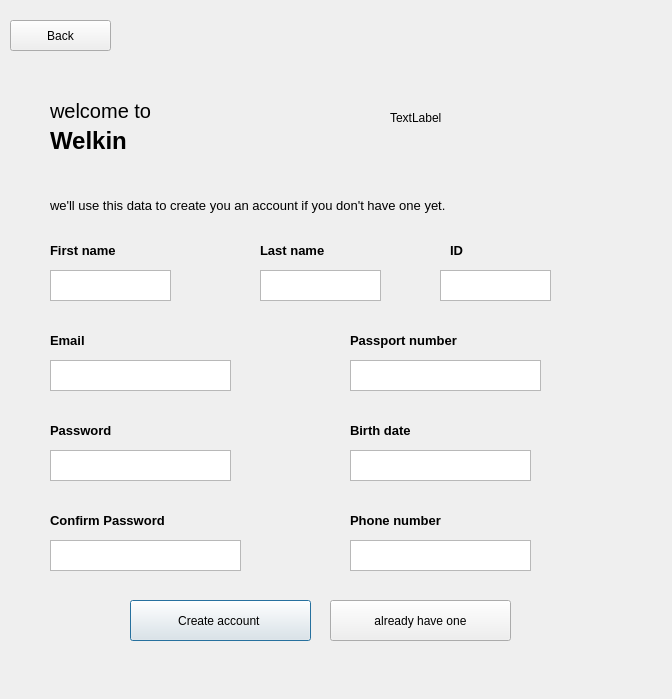
Before: the Qt Designer form createaccount.ui in Abdelrahman-Shorim/FlightApp, drawn with Qt 5.
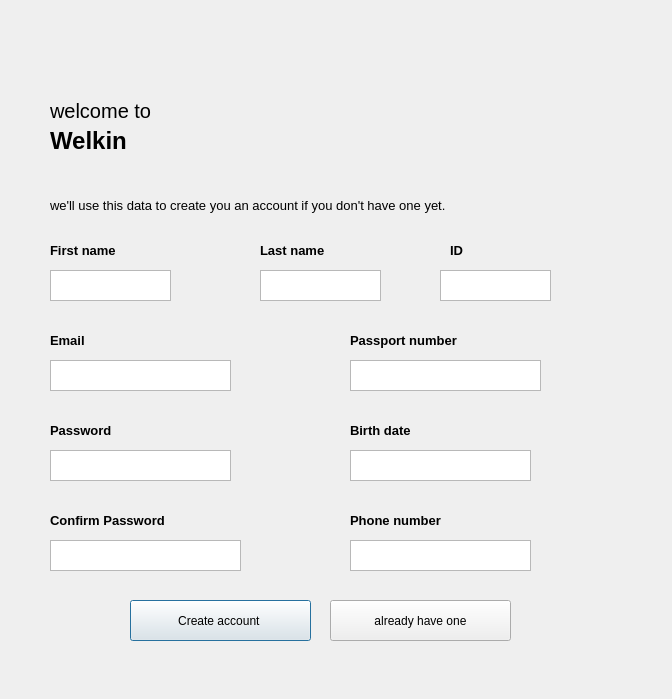
After: the same form once the commit is applied.

```diff
--- a/createaccount.ui
+++ b/createaccount.ui
@@ -175,24 +175,6 @@
     <string>already have one</string>
    </property>
   </widget>
-  <widget class="QPushButton" name="pushButton_3">
-   <property name="geometry">
-    <rect>
-     <x>10</x>
-     <y>20</y>
-     <width>101</width>
-     <height>31</height>
-    </rect>
-   </property>
-   <property name="font">
-    <font>
-     <pointsize>9</pointsize>
-    </font>
-   </property>
-   <property name="text">
-    <string>Back</string>
-   </property>
-  </widget>
   <widget class="QLabel" name="label_8">
    <property name="geometry">
     <rect>
@@ -268,19 +250,6 @@
     </rect>
    </property>
   </widget>
-  <widget class="QLabel" name="label_13">
-   <property name="geometry">
-    <rect>
-     <x>390</x>
-     <y>110</y>
-     <width>55</width>
-     <height>16</height>
-    </rect>
-   </property>
-   <property name="text">
-    <string>TextLabel</string>
-   </property>
-  </widget>
   <widget class="QTextEdit" name="textEdit">
    <property name="geometry">
     <rect>
```
Left out of the diff: 4 changed lines with no effect on the pictures.
